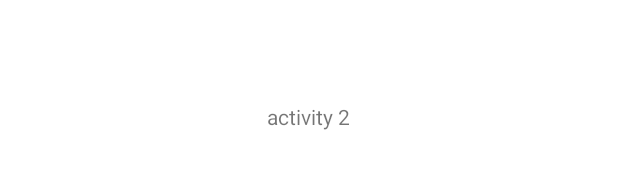
After one commit to PawelIm7403/Chat_app1, an Android app: the layout activity_main2.xml on its own in the app's theme, with its tools: preview values and no code run, on a phone screen of 412 x 824 dp. The commit adds this screen. Shown: the part 501-670 px from the top of the screen. Run offline under Robolectric (Android 15) with nearby library versions, the phone set to English and light mode, and no system bars.

Commit message:
login screen /  2 activity

```diff
--- a/app/src/main/AndroidManifest.xml
+++ b/app/src/main/AndroidManifest.xml
@@ -10,6 +10,9 @@
         android:supportsRtl="true"
         android:theme="@style/Theme.Chat_app1">
         <activity
+            android:name=".MainActivity2"
+            android:exported="false" />
+        <activity
             android:name=".MainActivity"
             android:exported="true">
             <intent-filter>
--- /dev/null
+++ b/app/src/main/res/layout/activity_main2.xml
@@ -0,0 +1,16 @@
+<?xml version="1.0" encoding="utf-8"?>
+<RelativeLayout xmlns:android="http://schemas.android.com/apk/res/android"
+    xmlns:app="http://schemas.android.com/apk/res-auto"
+    xmlns:tools="http://schemas.android.com/tools"
+    android:layout_width="match_parent"
+    android:layout_height="match_parent"
+    tools:context=".MainActivity2">
+
+    <TextView
+        android:layout_width="wrap_content"
+        android:layout_height="wrap_content"
+        android:text="activity 2"
+        android:layout_centerVertical="true"
+        android:layout_centerHorizontal="true"
+        ></TextView>
+</RelativeLayout>
```
Also changed, not shown: app/src/main/java/com/example/chat_app1/MainActivity.java (+10 -2 lines), app/src/main/java/com/example/chat_app1/MainActivity2.java (added, +14 -0 lines).
